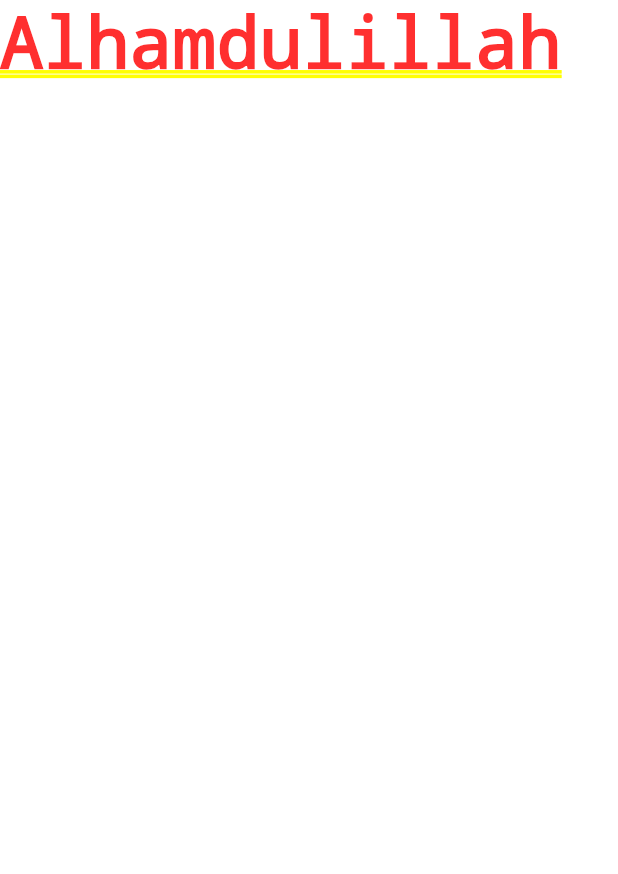
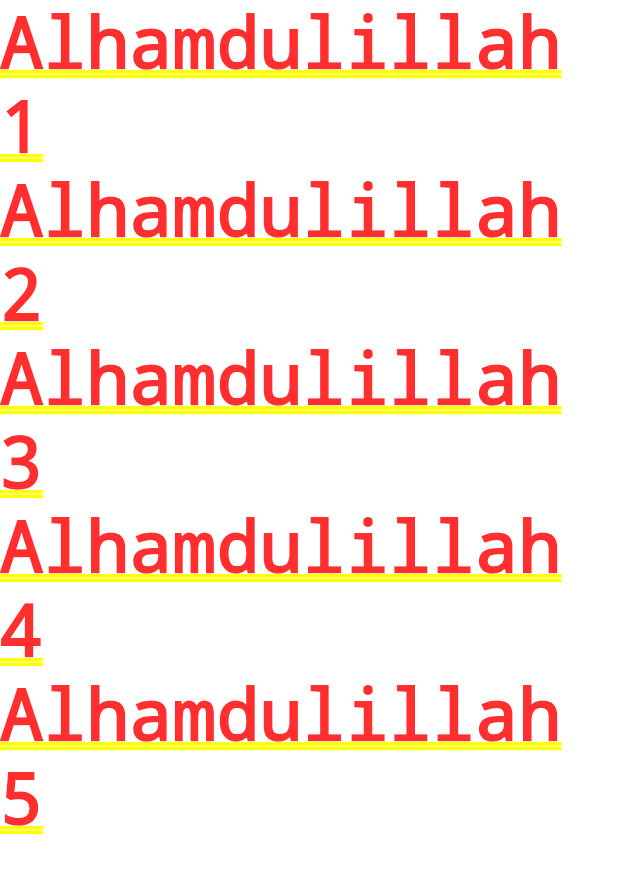
Before and after one commit to Faiyajz/Ecommerce_Flutter, a Flutter app: the screen it shows after launch, on a phone screen of 412 x 824 dp. Shown: the top 874 px of the screen. Run offline on Flutter 3.47's test engine with Material 2 defaults, Android fonts, the phone set to English and light mode, and no system bars.

Commit message:
update with Column widget

```diff
--- a/lib/main.dart
+++ b/lib/main.dart
@@ -3,9 +3,16 @@ import 'package:flutter/material.dart';
 void main(){
   runApp(
     new MaterialApp(
-      home: new Container(
-        color: Colors.white,
-        child: Text('Alhamdulillah'),
+      home: new Center(
+        child: Column(
+          children: <Widget>[
+            Text('Alhamdulillah 1'),
+            Text('Alhamdulillah 2'),
+            Text('Alhamdulillah 3'),
+            Text('Alhamdulillah 4'),
+            Text('Alhamdulillah 5')
+          ],
+        ),
       ),
     )
   );
```
